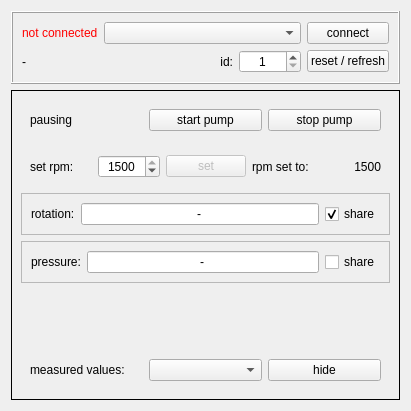
Above: tsh071window.ui from bchjoerni/mlab before the change. Below: the same form after it.
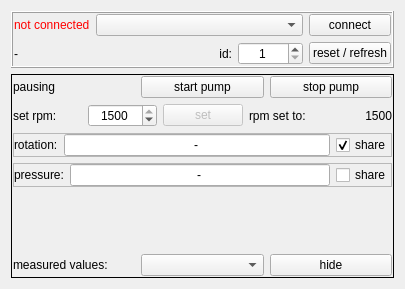
That is the form after the change.

```diff
--- a/tsh071window.ui
+++ b/tsh071window.ui
@@ -6,8 +6,8 @@
    <rect>
     <x>0</x>
     <y>0</y>
-    <width>411</width>
-    <height>411</height>
+    <width>405</width>
+    <height>289</height>
    </rect>
   </property>
   <property name="windowTitle">
@@ -23,6 +23,18 @@
       <enum>QFrame::Raised</enum>
      </property>
      <layout class="QGridLayout" name="gridLayout_4">
+      <property name="leftMargin">
+       <number>1</number>
+      </property>
+      <property name="topMargin">
+       <number>1</number>
+      </property>
+      <property name="rightMargin">
+       <number>1</number>
+      </property>
+      <property name="bottomMargin">
+       <number>1</number>
+      </property>
       <item row="0" column="0">
        <widget class="QLabel" name="lbl_status">
         <property name="styleSheet">
@@ -92,6 +104,18 @@
       <enum>QFrame::Box</enum>
      </property>
      <layout class="QGridLayout" name="gridLayout_7">
+      <property name="leftMargin">
+       <number>1</number>
+      </property>
+      <property name="topMargin">
+       <number>1</number>
+      </property>
+      <property name="rightMargin">
+       <number>1</number>
+      </property>
+      <property name="bottomMargin">
+       <number>1</number>
+      </property>
       <item row="5" column="0">
        <widget class="QFrame" name="frame_measuredValues">
         <property name="frameShape">
@@ -101,6 +125,18 @@
          <enum>QFrame::Raised</enum>
         </property>
         <layout class="QGridLayout" name="gridLayout_6">
+         <property name="leftMargin">
+          <number>0</number>
+         </property>
+         <property name="topMargin">
+          <number>0</number>
+         </property>
+         <property name="rightMargin">
+          <number>0</number>
+         </property>
+         <property name="bottomMargin">
+          <number>0</number>
+         </property>
          <item row="0" column="0">
           <widget class="QLabel" name="lbl_measuredValues_lbl">
            <property name="text">
@@ -128,8 +164,8 @@
         </property>
         <property name="sizeHint" stdset="0">
          <size>
-          <width>20</width>
-          <height>40</height>
+          <width>1</width>
+          <height>1</height>
          </size>
         </property>
        </spacer>
@@ -137,6 +173,18 @@
       <item row="1" column="0">
        <widget class="QFrame" name="frame_setRpm">
         <layout class="QGridLayout" name="gridLayout_5">
+         <property name="leftMargin">
+          <number>0</number>
+         </property>
+         <property name="topMargin">
+          <number>0</number>
+         </property>
+         <property name="rightMargin">
+          <number>0</number>
+         </property>
+         <property name="bottomMargin">
+          <number>0</number>
+         </property>
          <item row="1" column="0">
           <widget class="QLabel" name="lbl_setRpm_lbl">
            <property name="text">
@@ -202,6 +250,18 @@
          <enum>QFrame::Raised</enum>
         </property>
         <layout class="QGridLayout" name="gridLayout">
+         <property name="leftMargin">
+          <number>0</number>
+         </property>
+         <property name="topMargin">
+          <number>0</number>
+         </property>
+         <property name="rightMargin">
+          <number>0</number>
+         </property>
+         <property name="bottomMargin">
+          <number>0</number>
+         </property>
          <item row="0" column="0">
           <widget class="QLabel" name="lbl_rpm_lbl">
            <property name="text">
@@ -244,6 +304,18 @@
          <enum>QFrame::Raised</enum>
         </property>
         <layout class="QGridLayout" name="gridLayout_2">
+         <property name="leftMargin">
+          <number>0</number>
+         </property>
+         <property name="topMargin">
+          <number>0</number>
+         </property>
+         <property name="rightMargin">
+          <number>0</number>
+         </property>
+         <property name="bottomMargin">
+          <number>0</number>
+         </property>
          <item row="0" column="0">
           <widget class="QLabel" name="lbl_pressure_lbl">
            <property name="text">
@@ -286,6 +358,18 @@
          <enum>QFrame::Plain</enum>
         </property>
         <layout class="QGridLayout" name="gridLayout_3">
+         <property name="leftMargin">
+          <number>0</number>
+         </property>
+         <property name="topMargin">
+          <number>0</number>
+         </property>
+         <property name="rightMargin">
+          <number>0</number>
+         </property>
+         <property name="bottomMargin">
+          <number>0</number>
+         </property>
          <item row="0" column="0">
           <widget class="QLabel" name="lbl_running">
            <property name="text">
```
